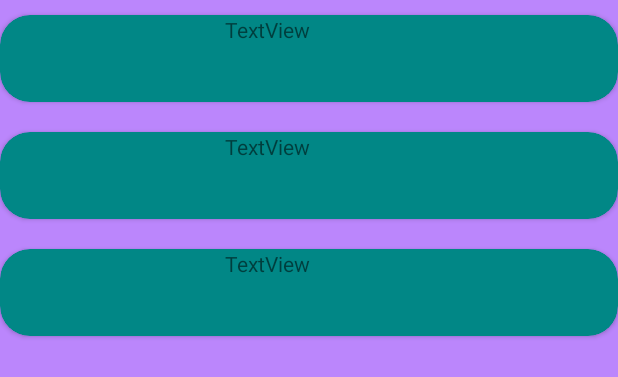
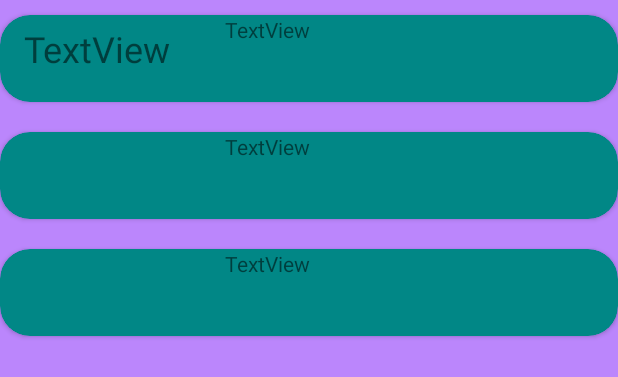
Before and after one commit to DeVogelRyan/WorkoutApp_Ryan, an Android app: the layout fragment_first.xml on its own in the app's theme, with its tools: preview values and no code run, on a phone screen of 412 x 824 dp. Shown: the top 377 px of the screen. Run offline under Robolectric (Android 15) with nearby library versions, the phone set to English and light mode, and no system bars.

```diff
--- a/app/src/main/AndroidManifest.xml
+++ b/app/src/main/AndroidManifest.xml
@@ -3,6 +3,7 @@
     xmlns:tools="http://schemas.android.com/tools">
 
     <uses-permission android:name="android.permission.INTERNET" />
+    <uses-permission android:name="android.permission.READ_EXTERNAL_STORAGE"/>
 
     <application
         android:allowBackup="true"
--- /dev/null
+++ b/app/src/main/java/com/example/workoutapp_ryan/MyData.kt
@@ -0,0 +1,3 @@
+package com.example.workoutapp_ryan
+
+class MyData : ArrayList<MyDataItem>()
--- a/app/src/main/java/com/example/workoutapp_ryan/adapter/ExerciseAdapter.kt
+++ b/app/src/main/java/com/example/workoutapp_ryan/adapter/ExerciseAdapter.kt
@@ -8,10 +8,6 @@ import android.view.ViewGroup
 import android.widget.ImageView
 import android.widget.TextView
 import androidx.recyclerview.widget.RecyclerView
-import com.android.volley.Response
-import com.android.volley.toolbox.RequestFuture
-import com.android.volley.toolbox.StringRequest
-import com.android.volley.toolbox.Volley
 import com.bumptech.glide.Glide
 import com.bumptech.glide.RequestBuilder
 import com.bumptech.glide.request.RequestOptions
--- a/app/src/main/java/com/example/workoutapp_ryan/fragments/SecondFragment.kt
+++ b/app/src/main/java/com/example/workoutapp_ryan/fragments/SecondFragment.kt
@@ -31,7 +31,8 @@ class SecondFragment : Fragment() {
         }
 
         val inflater = TransitionInflater.from(requireContext())
-        exitTransition = inflater.inflateTransition(R.transition.from_left)
+        enterTransition = inflater.inflateTransition(R.transition.to_left)
+        exitTransition = inflater.inflateTransition(R.transition.to_right)
 
     }
 
--- a/app/src/main/java/com/example/workoutapp_ryan/fragments/ThirdFragment.kt
+++ b/app/src/main/java/com/example/workoutapp_ryan/fragments/ThirdFragment.kt
@@ -5,6 +5,7 @@ import androidx.fragment.app.Fragment
 import android.view.LayoutInflater
 import android.view.View
 import android.view.ViewGroup
+import androidx.transition.TransitionInflater
 import com.example.workoutapp_ryan.R
 
 // TODO: Rename parameter arguments, choose names that match
@@ -27,7 +28,12 @@ class ThirdFragment : Fragment() {
         arguments?.let {
             param1 = it.getString(ARG_PARAM1)
             param2 = it.getString(ARG_PARAM2)
+
         }
+
+        val inflater = TransitionInflater.from(requireContext())
+        enterTransition = inflater.inflateTransition(R.transition.to_right)
+        exitTransition = inflater.inflateTransition(R.transition.to_right)
     }
 
     override fun onCreateView(
--- a/app/src/main/res/anim/from_right.xml
+++ /dev/null
@@ -1,4 +0,0 @@
-<?xml version="1.0" encoding="utf-8"?>
-<set xmlns:android="http://schemas.android.com/apk/res/android">
-    <translate android:fromXDelta="100%" android:toXDelta="0%" android:duration="1000"/>
-</set>
--- a/app/src/main/res/anim/to_left.xml
+++ /dev/null
@@ -1,4 +0,0 @@
-<?xml version="1.0" encoding="utf-8"?>
-<set xmlns:android="http://schemas.android.com/apk/res/android">
-    <translate android:fromXDelta="0%" android:toXDelta="-100%" android:duration="1000"/>
-</set>
--- a/app/src/main/res/anim/to_right.xml
+++ /dev/null
@@ -1,3 +0,0 @@
-<?xml version="1.0" encoding="utf-8"?>
-<set xmlns:android="http://schemas.android.com/apk/res/android">
-    <translate android:fromXDelta="0%" android:toXDelta="100%" android:duration="1000"/></set>
--- a/app/src/main/res/layout/fragment_first.xml
+++ b/app/src/main/res/layout/fragment_first.xml
@@ -17,14 +17,28 @@
             android:id="@+id/mRecyclerview"
             android:layout_width="match_parent"
             android:layout_height="match_parent"
+            android:layout_marginBottom="55dp"
             app:layout_constraintBottom_toBottomOf="parent"
             app:layout_constraintEnd_toEndOf="parent"
+            app:layout_constraintHorizontal_bias="0.0"
             app:layout_constraintStart_toStartOf="parent"
             app:layout_constraintTop_toTopOf="parent"
+            app:layout_constraintVertical_bias="0.0"
             tools:listitem="@layout/recycler_row" />
+
+        <TextView
+            android:id="@+id/textView"
+            android:layout_width="wrap_content"
+            android:layout_height="wrap_content"
+            android:text="TextView"
+            android:textSize="24sp"
+            app:layout_constraintBottom_toBottomOf="@+id/mRecyclerview"
+            app:layout_constraintEnd_toEndOf="parent"
+            app:layout_constraintHorizontal_bias="0.05"
+            app:layout_constraintStart_toStartOf="parent"
+            app:layout_constraintTop_toTopOf="parent"
+            app:layout_constraintVertical_bias="0.022" />
     </androidx.constraintlayout.widget.ConstraintLayout>
 
 
-
-
 </FrameLayout>
--- a/app/src/main/res/menu/bottom_menu.xml
+++ b/app/src/main/res/menu/bottom_menu.xml
@@ -4,7 +4,7 @@
     <item
         android:id="@+id/firstFragment"
         android:icon="@drawable/ic_home"
-        android:title="Home" />
+        android:title="Home"/>
     <item
         android:id="@+id/secondFragment"
         android:icon="@drawable/ic_sports_handball"
--- /dev/null
+++ b/app/src/main/res/transition/fade.xml
@@ -0,0 +1,3 @@
+<!-- res/transition/fade.xml -->
+<fade xmlns:android="http://schemas.android.com/apk/res/android"
+    android:duration="@android:integer/config_mediumAnimTime"/>
--- /dev/null
+++ b/app/src/main/res/transition/to_left.xml
@@ -0,0 +1,4 @@
+<!-- res/transition/slide_right.xml -->
+<slide xmlns:android="http://schemas.android.com/apk/res/android"
+    android:duration="@android:integer/config_shortAnimTime"
+    android:slideEdge="left" />
```
Also changed, not shown: app/build.gradle (+6 -3 lines), app/src/main/java/com/example/workoutapp_ryan/APIInterface.kt (added, +16 -0 lines), app/src/main/java/com/example/workoutapp_ryan/MainActivity.kt (+2 -6 lines), app/src/main/java/com/example/workoutapp_ryan/MyDataItem.kt (added, +10 -0 lines), app/src/main/java/com/example/workoutapp_ryan/fragments/FirstFragment.kt (+47 -26 lines), app/src/main/res/navigation/nav_graph.xml (+1 -7 lines), app/src/main/res/transition/to_right.xml (renamed from app/src/main/res/transition/from_left.xml).
